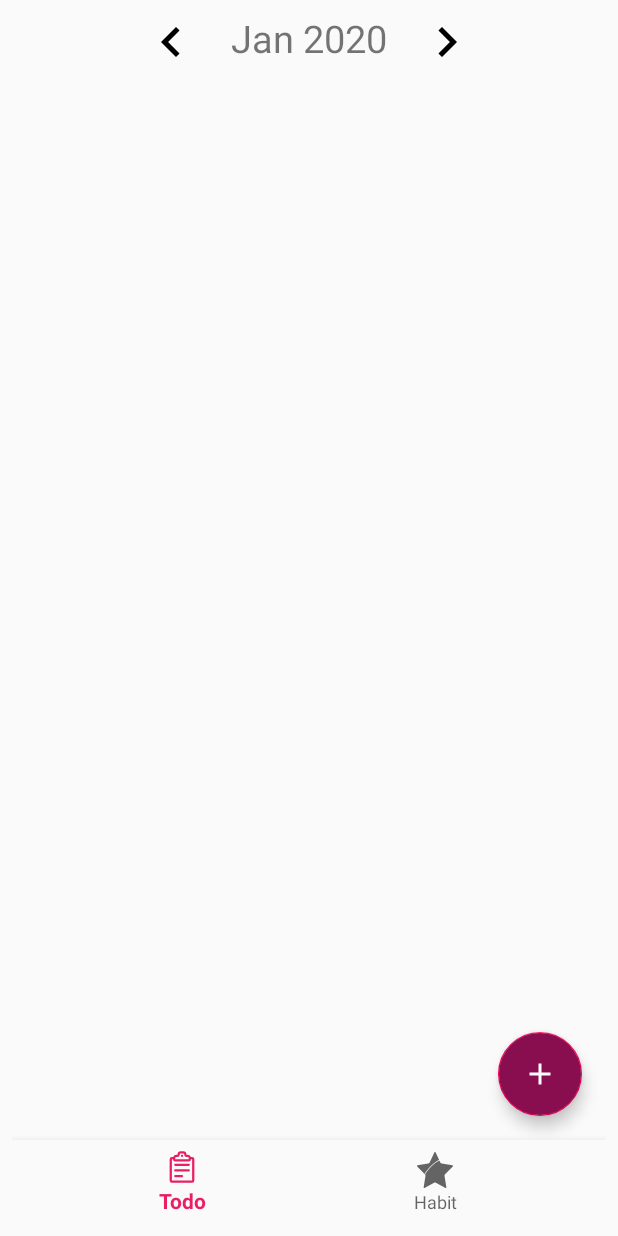
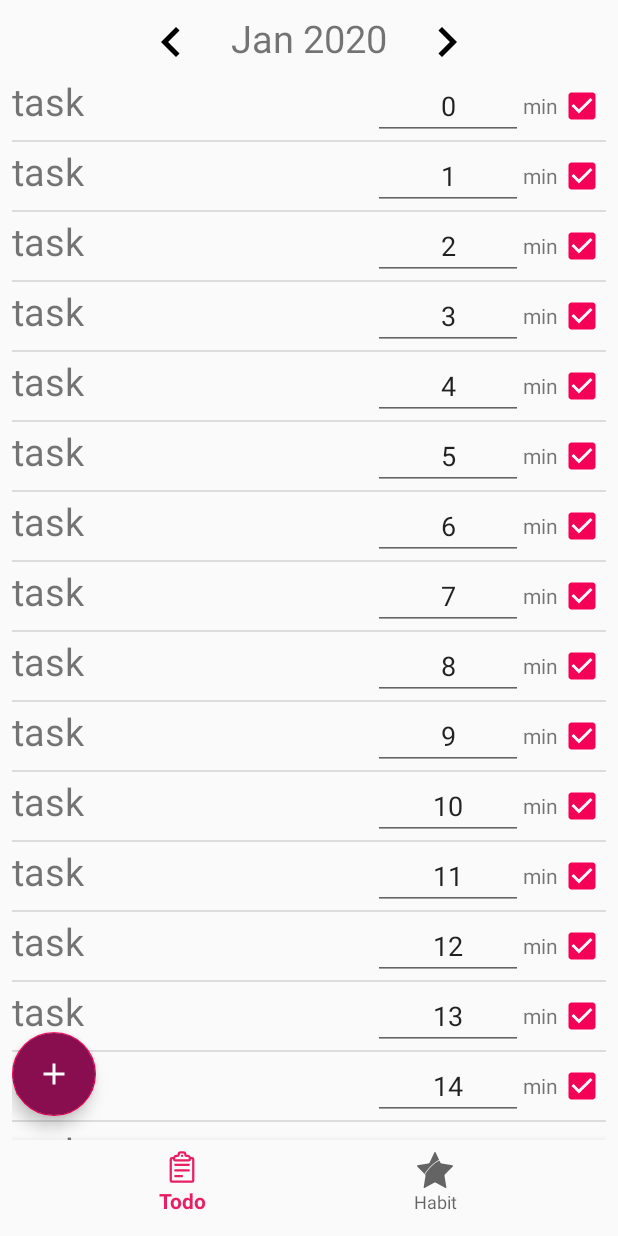
Before and after one commit to mohamedmashaal/LifeOrganizer, an Android app: the screen it shows after launch (MainActivity), on a phone screen of 412 x 824 dp. Run offline under Robolectric (Android 15) with nearby library versions, the phone set to English and light mode, and no system bars.

Commit message:
fix fragment todo bug

```diff
--- a/app/src/main/java/com/example/lifeorganizer/Adapters/TaskAdapter.java
+++ b/app/src/main/java/com/example/lifeorganizer/Adapters/TaskAdapter.java
@@ -1,13 +1,16 @@
 package com.example.lifeorganizer.Adapters;
 
 import android.content.Context;
+import android.text.InputType;
 import android.view.LayoutInflater;
 import android.view.View;
 import android.view.ViewGroup;
 import android.widget.ArrayAdapter;
 import android.widget.CheckBox;
+import android.widget.CompoundButton;
 import android.widget.EditText;
 import android.widget.TextView;
+import android.widget.Toast;
 
 import com.example.lifeorganizer.Data.Task;
 import com.example.lifeorganizer.R;
@@ -31,7 +34,7 @@ public class TaskAdapter extends ArrayAdapter<FragmentTodo.task> {
         }
 
         // Get the {@link Word} object located at this position in the list
-        FragmentTodo.task currentWord = getItem(position);
+        final FragmentTodo.task currentWord = getItem(position);
 
         // Find the TextView in the list_item.xml layout with the ID miwok_text_view.
         TextView miwokTextView = (TextView) listItemView.findViewById(R.id.task_name_text);
@@ -39,11 +42,27 @@ public class TaskAdapter extends ArrayAdapter<FragmentTodo.task> {
         // the Miwok TextView.
         miwokTextView.setText(currentWord.name);
 
-        EditText timeField = listItemView.findViewById(R.id.task_time_spent_field);
-        timeField.setText(currentWord.time);
+        final EditText timeField = listItemView.findViewById(R.id.task_time_spent_field);
+        timeField.setText(currentWord.time+"");
+        //timeField.requestFocus();
 
         CheckBox checkBox = listItemView.findViewById(R.id.task_checkbox);
         checkBox.setChecked(currentWord.status);
+
+        checkBox.setOnCheckedChangeListener(new CompoundButton.OnCheckedChangeListener() {
+            @Override
+            public void onCheckedChanged(CompoundButton buttonView, boolean isChecked) {
+                currentWord.status = isChecked;
+                Toast.makeText(getContext(), currentWord.name+ "," + currentWord.time, Toast.LENGTH_SHORT).show();
+                if(!isChecked) {
+                    timeField.setText("0");
+                    currentWord.time = 0;
+                    timeField.setInputType(InputType.TYPE_NULL);
+                } else {
+                    timeField.setInputType(InputType.TYPE_CLASS_TEXT);
+                }
+            }
+        });
 
         // Find the TextView in the list_item.xml layout with the ID default_text_view.
 
--- a/app/src/main/java/com/example/lifeorganizer/fragments/FragmentTodo.java
+++ b/app/src/main/java/com/example/lifeorganizer/fragments/FragmentTodo.java
@@ -12,6 +12,7 @@ import android.view.ViewGroup;
 import android.widget.AdapterView;
 import android.widget.ListView;
 import android.widget.TextView;
+import android.widget.Toast;
 
 import com.example.lifeorganizer.Adapters.TaskAdapter;
 import com.example.lifeorganizer.R;
@@ -36,7 +37,7 @@ public class FragmentTodo extends Fragment {
         View rootView = inflater.inflate(R.layout.fragment_todo, container, false);
 
 
-        // Create a list of words
+        /*// Create a list of words
         final ArrayList<task> tasks = new ArrayList<task>();
         for (int i = 0; i < 20; i++) {
             tasks.add(new task());
@@ -52,8 +53,10 @@ public class FragmentTodo extends Fragment {
             @Override
             public void onItemClick(AdapterView<?> adapterView, View view, int position, long id) {
                 //view task information
+                //Toast.makeText(getActivity(), "Send", Toast.LENGTH_SHORT).show();
+
             }
-        });
+        });*/
         // Inflate the layout for this fragment
         return rootView;
     }
@@ -81,6 +84,27 @@ public class FragmentTodo extends Fragment {
             }
         });
 
+        // Create a list of words
+        final ArrayList<task> tasks = new ArrayList<task>();
+        for (int i = 0; i < 20; i++) {
+            tasks.add(new task());
+            tasks.get(i).time = i;
+        }
+
+        TaskAdapter adapter = new TaskAdapter(getActivity(), tasks);
+
+        ListView listView = (ListView) getView().findViewById(R.id.task_list_view);
+
+        listView.setAdapter(adapter);
+
+        listView.setOnItemClickListener(new AdapterView.OnItemClickListener() {
+            @Override
+            public void onItemClick(AdapterView<?> adapterView, View view, int position, long id) {
+                //view task information
+                //Toast.makeText(getActivity(), "Send", Toast.LENGTH_SHORT).show();
+
+            }
+        });
 
     }
 }
--- a/app/src/main/res/layout/fragment_todo.xml
+++ b/app/src/main/res/layout/fragment_todo.xml
@@ -74,7 +74,8 @@
         android:tint="@color/colorLight"
         app:fabSize="normal"
         app:layout_constraintBottom_toBottomOf="parent"
-        app:layout_constraintEnd_toEndOf="parent" />
+        app:layout_constraintLeft_toLeftOf="parent"
+        />
 
 
 
--- a/app/src/main/res/layout/task_item.xml
+++ b/app/src/main/res/layout/task_item.xml
@@ -8,12 +8,13 @@
     <TextView
         android:layout_width="0dp"
         android:layout_weight="1"
-        android:layout_height="match_parent"
+        android:layout_height="wrap_content"
         android:text="task_text"
+        android:textSize="25sp"
         android:gravity="center_vertical"
         android:id="@+id/task_name_text"/>
     <EditText
-        android:layout_width="50dp"
+        android:layout_width="100dp"
         android:layout_height="wrap_content"
         android:text="-1"
         android:textAlignment="center"
```
